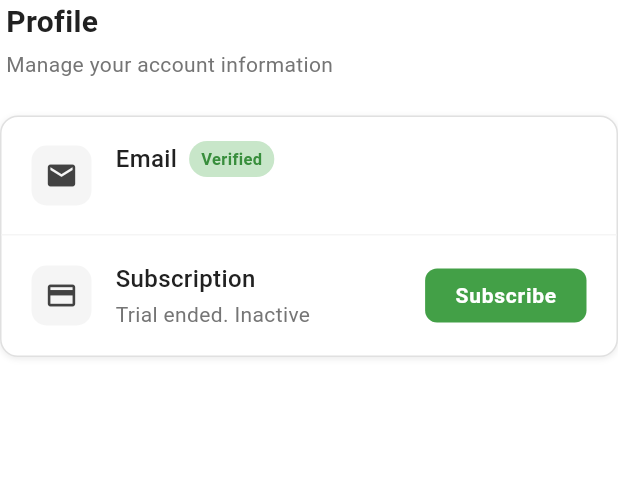
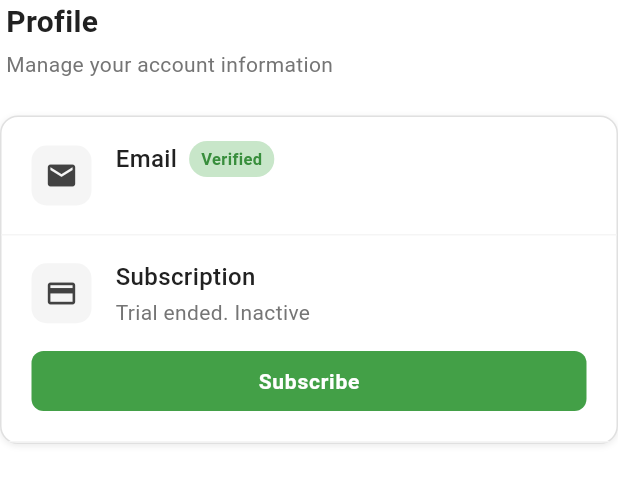
Before and after one commit to sid-kiwilab/toastmasters_daily, a Flutter app: the ProfileWidget widget shown alone on an empty page, opened directly with empty values, on a phone screen of 412 x 824 dp. Shown: the top 484 px of the screen. Run offline on Flutter 3.47's test engine with Material 3 defaults, Android fonts, the phone set to English and light mode, and no system bars; our stand-ins replace cloud_firestore, cloud_functions, file_picker, firebase_auth, firebase_core, firebase_storage and 3 more; missing offline and left inert: dart:html, dart:ui_web, pdf_render; accounts and stored records are empty; Roboto replaces fonts that are missing (OldschoolGrotesk); statements that could not run were skipped.

```diff
--- a/lib/main.dart
+++ b/lib/main.dart
@@ -25,7 +25,7 @@ import 'providers/manage_meetings_provider.dart';
 import 'providers/view_meeting_provider.dart';
 
 // Cache busting version - increment this when making changes that require browser cache clearing
-const String appVersion = '1.2.6';
+const String appVersion = '1.2.7';
 
 // Custom page transitions builder that removes all animations
 class NoTransitionsBuilder extends PageTransitionsBuilder {
--- a/lib/screens/club_screen.dart
+++ b/lib/screens/club_screen.dart
@@ -753,7 +753,7 @@ class _ClubScreenState extends State<ClubScreen> with SingleTickerProviderStateM
                                                           letterSpacing: -0.3,
                                                         ),
                                                       ),
-                                                      // Date and Time display
+                                                      // Date and Time display - vertically stacked
                                                       if (meeting.meetingDateTime != null) ...[
                                                         const SizedBox(height: 10),
                                                         Container(
@@ -762,7 +762,11 @@ class _ClubScreenState extends State<ClubScreen> with SingleTickerProviderStateM
                                                             color: const Color(0xFFF5F5F5),
                                                             borderRadius: BorderRadius.circular(6),
                                                           ),
-                                                          child: Row(
+                                                          child: Column(
+                                                            crossAxisAlignment: CrossAxisAlignment.start,
+                                                            mainAxisSize: MainAxisSize.min,
+                                                            children: [
+                                                              Row(
                                                                 mainAxisSize: MainAxisSize.min,
                                                                 children: [
                                                                   const Icon(
@@ -772,12 +776,34 @@ class _ClubScreenState extends State<ClubScreen> with SingleTickerProviderStateM
                                                                   ),
                                                                   const SizedBox(width: 6),
                                                                   Text(
-                                                                '${_formatDate(meeting.meetingDateTime!)} • ${_formatTime(meeting.meetingDateTime!)}',
+                                                                    _formatDate(meeting.meetingDateTime!),
                                                                     style: const TextStyle(
                                                                       fontSize: 13,
                                                                       color: Color(0xFF424242),
                                                                       fontWeight: FontWeight.w600,
                                                                     ),
+                                                                  ),
+                                                                ],
+                                                              ),
+                                                              const SizedBox(height: 6),
+                                                              Row(
+                                                                mainAxisSize: MainAxisSize.min,
+                                                                children: [
+                                                                  const Icon(
+                                                                    Icons.access_time,
+                                                                    size: 16,
+                                                                    color: Color(0xFF424242),
+                                                                  ),
+                                                                  const SizedBox(width: 6),
+                                                                  Text(
+                                                                    _formatTime(meeting.meetingDateTime!),
+                                                                    style: const TextStyle(
+                                                                      fontSize: 13,
+                                                                      color: Color(0xFF424242),
+                                                                      fontWeight: FontWeight.w600,
+                                                                    ),
+                                                                  ),
+                                                                ],
                                                               ),
                                                             ],
                                                           ),
--- a/lib/widgets/profile_widget.dart
+++ b/lib/widgets/profile_widget.dart
@@ -977,7 +977,7 @@ class _ProfileWidgetState extends State<ProfileWidget> {
                     !_isCancellingSubscription &&
                     !_isResumingSubscription;
                 final buttonText = isActive
-                    ? (_subscriptionCancelAtPeriodEnd == true ? 'Resume Renewal' : 'Cancel Renewal')
+                    ? (_subscriptionCancelAtPeriodEnd == true ? 'Resume Subscription' : 'Stop Subscription')
                     : (hasTrialEndDate ? 'Subscribe' : 'Start Trial');
 
                 String tooltipMessage = '';
@@ -987,14 +987,69 @@ class _ProfileWidgetState extends State<ProfileWidget> {
                   tooltipMessage = 'Please verify your email to ${hasTrialEndDate ? "subscribe" : "start trial"}';
                 }
 
-                return _buildItem(
-                  icon: Icons.payment,
-                  label: 'Subscription',
-                  value: subscriptionValue,
-                  onTap: null, // Disable the main tap, use trailing button instead
-                  isLast: true, // Remove bottom border to show card's rounded corners
-                  trailing: Tooltip(
+                return Container(
+                  decoration: BoxDecoration(
+                    border: Border(
+                      bottom: BorderSide(
+                        color: const Color(0xFFF5F5F5),
+                        width: 1,
+                      ),
+                    ),
+                  ),
+                  child: Material(
+                    color: Colors.transparent,
+                    child: Padding(
+                      padding: const EdgeInsets.symmetric(horizontal: 20, vertical: 16),
+                      child: Column(
+                        crossAxisAlignment: CrossAxisAlignment.start,
+                        children: [
+                          Row(
+                            children: [
+                              Container(
+                                width: 40,
+                                height: 40,
+                                decoration: BoxDecoration(
+                                  color: const Color(0xFFF5F5F5),
+                                  borderRadius: BorderRadius.circular(10),
+                                ),
+                                child: const Icon(
+                                  Icons.payment,
+                                  size: 22,
+                                  color: Color(0xFF424242),
+                                ),
+                              ),
+                              const SizedBox(width: 16),
+                              Expanded(
+                                child: Column(
+                                  crossAxisAlignment: CrossAxisAlignment.start,
+                                  children: [
+                                    const Text(
+                                      'Subscription',
+                                      style: TextStyle(
+                                        fontSize: 16,
+                                        fontWeight: FontWeight.w500,
+                                        color: Color(0xFF212121),
+                                      ),
+                                    ),
+                                    const SizedBox(height: 2),
+                                    Text(
+                                      subscriptionValue,
+                                      style: const TextStyle(
+                                        fontSize: 14,
+                                        color: Color(0xFF757575),
+                                      ),
+                                      overflow: TextOverflow.ellipsis,
+                                    ),
+                                  ],
+                                ),
+                              ),
+                            ],
+                          ),
+                          const SizedBox(height: 12),
+                          Tooltip(
                             message: tooltipMessage,
+                            child: SizedBox(
+                              width: double.infinity,
                               child: ElevatedButton(
                                 onPressed: isButtonEnabled
                                     ? () {
@@ -1019,16 +1074,15 @@ class _ProfileWidgetState extends State<ProfileWidget> {
                                   disabledBackgroundColor: Colors.grey[400],
                                   disabledForegroundColor: Colors.white,
                                   elevation: 0,
-                        padding: const EdgeInsets.symmetric(horizontal: 20, vertical: 10),
-                        minimumSize: const Size(80, 36),
+                                  padding: const EdgeInsets.symmetric(horizontal: 20, vertical: 12),
                                   shape: RoundedRectangleBorder(
                                     borderRadius: BorderRadius.circular(8),
                                   ),
                                 ),
                                 child: (_isCreatingCheckoutSession || _isCancellingSubscription || _isResumingSubscription)
                                     ? const SizedBox(
-                              width: 16,
-                              height: 16,
+                                        width: 20,
+                                        height: 20,
                                         child: CircularProgressIndicator(
                                           strokeWidth: 2,
                                           valueColor: AlwaysStoppedAnimation<Color>(Colors.white),
@@ -1044,6 +1098,11 @@ class _ProfileWidgetState extends State<ProfileWidget> {
                                       ),
                               ),
                             ),
+                          ),
+                        ],
+                      ),
+                    ),
+                  ),
                 );
               },
             ),
```
Lines whose indentation alone changed are shown as unchanged.
